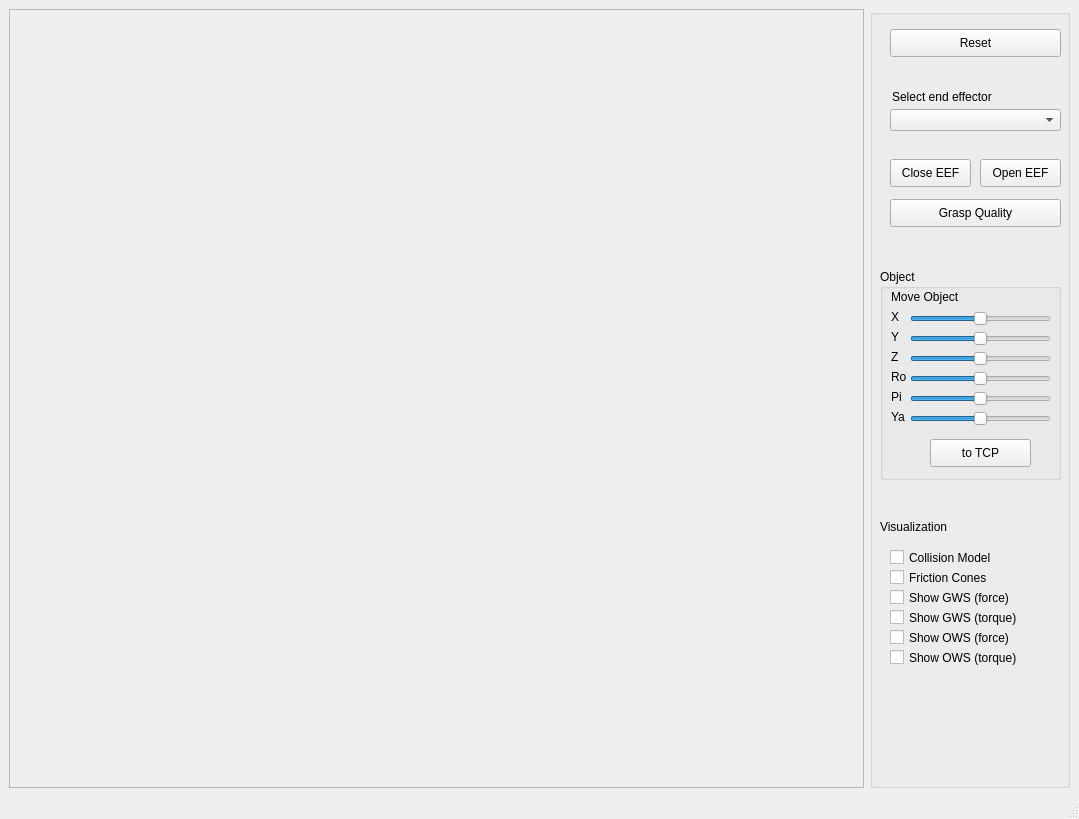
This is GraspPlanning/examples/GraspQuality/GraspQuality.ui in softbankrobotics-research/Simox as Qt 5 draws it before an edit. The edited form follows.
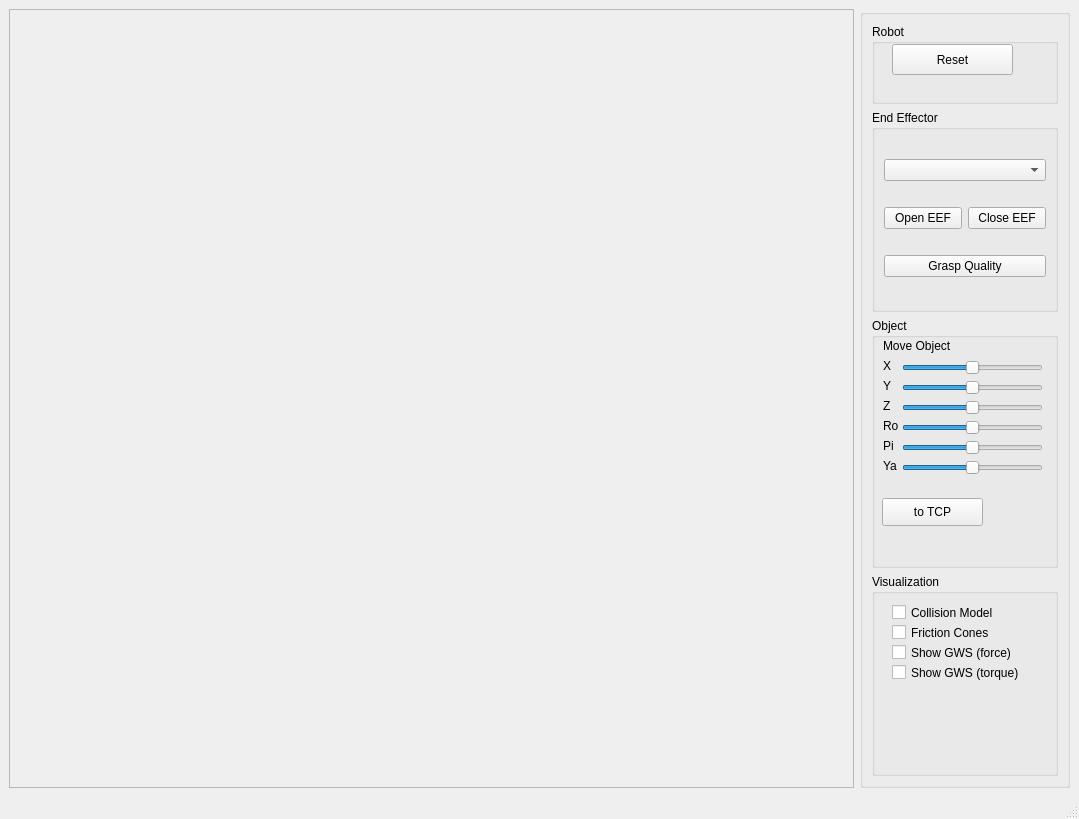
This is the edited form.

Commit message: adapt GraspQuality demo to new gui structure

```diff
--- a/GraspPlanning/examples/GraspQuality/GraspQuality.ui
+++ b/GraspPlanning/examples/GraspQuality/GraspQuality.ui
@@ -27,111 +27,95 @@
     </item>
     <item row="0" column="1">
      <widget class="QGroupBox" name="groupBox">
+      <property name="minimumSize">
+       <size>
+        <width>210</width>
+        <height>0</height>
+       </size>
+      </property>
       <property name="maximumSize">
        <size>
-        <width>200</width>
+        <width>210</width>
         <height>16777215</height>
        </size>
       </property>
       <property name="title">
        <string/>
       </property>
+      <layout class="QVBoxLayout" name="verticalLayout">
+       <item>
+        <widget class="QGroupBox" name="groupBox_4">
+         <property name="maximumSize">
+          <size>
+           <width>16777215</width>
+           <height>80</height>
+          </size>
+         </property>
+         <property name="title">
+          <string>Robot</string>
+         </property>
       <widget class="QPushButton" name="pushButtonReset">
        <property name="geometry">
         <rect>
          <x>20</x>
          <y>20</y>
-         <width>171</width>
-         <height>28</height>
+            <width>121</width>
+            <height>31</height>
         </rect>
        </property>
        <property name="text">
         <string>Reset</string>
        </property>
       </widget>
-      <widget class="QPushButton" name="pushButtonClose">
-       <property name="geometry">
-        <rect>
-         <x>20</x>
-         <y>150</y>
-         <width>81</width>
-         <height>28</height>
-        </rect>
-       </property>
+        </widget>
+       </item>
+       <item>
+        <widget class="QGroupBox" name="groupBox_5">
+         <property name="title">
+          <string>End Effector</string>
+         </property>
+         <layout class="QGridLayout" name="gridLayout_2">
+          <item row="0" column="0">
+           <widget class="QComboBox" name="comboBoxEEF"/>
+          </item>
+          <item row="4" column="0">
+           <widget class="QPushButton" name="pushButtonQuality">
        <property name="text">
-        <string>Close EEF</string>
-       </property>
-      </widget>
+             <string>Grasp Quality</string>
+            </property>
+           </widget>
+          </item>
+          <item row="1" column="0">
+           <layout class="QHBoxLayout" name="horizontalLayout">
+            <property name="spacing">
+             <number>6</number>
+            </property>
+            <item>
       <widget class="QPushButton" name="pushButtonOpen">
-       <property name="geometry">
-        <rect>
-         <x>110</x>
-         <y>150</y>
-         <width>81</width>
-         <height>28</height>
-        </rect>
-       </property>
        <property name="text">
         <string>Open EEF</string>
        </property>
       </widget>
-      <widget class="QLabel" name="label_10">
-       <property name="geometry">
-        <rect>
-         <x>10</x>
-         <y>510</y>
-         <width>81</width>
-         <height>16</height>
-        </rect>
-       </property>
+            </item>
+            <item>
+             <widget class="QPushButton" name="pushButtonClose">
        <property name="text">
-        <string>Visualization</string>
-       </property>
-      </widget>
-      <widget class="QCheckBox" name="checkBoxColModel">
-       <property name="geometry">
-        <rect>
-         <x>20</x>
-         <y>540</y>
-         <width>141</width>
-         <height>17</height>
-        </rect>
-       </property>
-       <property name="text">
-        <string>Collision Model</string>
-       </property>
-      </widget>
-      <widget class="QComboBox" name="comboBoxEEF">
-       <property name="geometry">
-        <rect>
-         <x>20</x>
-         <y>100</y>
-         <width>171</width>
-         <height>22</height>
-        </rect>
-       </property>
-      </widget>
-      <widget class="QLabel" name="label">
-       <property name="geometry">
-        <rect>
-         <x>22</x>
-         <y>80</y>
-         <width>151</width>
-         <height>16</height>
-        </rect>
-       </property>
-       <property name="text">
-        <string>Select end effector</string>
-       </property>
-      </widget>
+               <string>Close EEF</string>
+              </property>
+             </widget>
+            </item>
+           </layout>
+          </item>
+         </layout>
+        </widget>
+       </item>
+       <item>
       <widget class="QGroupBox" name="groupBox_2">
-       <property name="geometry">
-        <rect>
-         <x>10</x>
-         <y>260</y>
-         <width>181</width>
-         <height>211</height>
-        </rect>
+         <property name="minimumSize">
+          <size>
+           <width>0</width>
+           <height>250</height>
+          </size>
        </property>
        <property name="title">
         <string>Object</string>
@@ -173,7 +157,7 @@
          <rect>
           <x>11</x>
           <y>20</y>
-          <width>81</width>
+            <width>151</width>
           <height>16</height>
          </rect>
         </property>
@@ -344,8 +328,8 @@
        <widget class="QPushButton" name="pushButtonToTCP">
         <property name="geometry">
          <rect>
-          <x>50</x>
-          <y>170</y>
+            <x>10</x>
+            <y>180</y>
           <width>101</width>
           <height>28</height>
          </rect>
@@ -355,11 +339,36 @@
         </property>
        </widget>
       </widget>
+       </item>
+       <item>
+        <widget class="QGroupBox" name="groupBox_3">
+         <property name="minimumSize">
+          <size>
+           <width>0</width>
+           <height>100</height>
+          </size>
+         </property>
+         <property name="title">
+          <string>Visualization</string>
+         </property>
+         <widget class="QCheckBox" name="checkBoxColModel">
+          <property name="geometry">
+           <rect>
+            <x>20</x>
+            <y>30</y>
+            <width>141</width>
+            <height>17</height>
+           </rect>
+          </property>
+          <property name="text">
+           <string>Collision Model</string>
+          </property>
+         </widget>
       <widget class="QCheckBox" name="checkBoxCones">
        <property name="geometry">
         <rect>
          <x>20</x>
-         <y>560</y>
+            <y>50</y>
          <width>141</width>
          <height>17</height>
         </rect>
@@ -368,24 +377,11 @@
         <string>Friction Cones</string>
        </property>
       </widget>
-      <widget class="QPushButton" name="pushButtonQuality">
-       <property name="geometry">
-        <rect>
-         <x>20</x>
-         <y>190</y>
-         <width>171</width>
-         <height>28</height>
-        </rect>
-       </property>
-       <property name="text">
-        <string>Grasp Quality</string>
-       </property>
-      </widget>
       <widget class="QCheckBox" name="checkBoxGWS1">
        <property name="geometry">
         <rect>
          <x>20</x>
-         <y>580</y>
+            <y>70</y>
          <width>161</width>
          <height>17</height>
         </rect>
@@ -398,7 +394,7 @@
        <property name="geometry">
         <rect>
          <x>20</x>
-         <y>600</y>
+            <y>90</y>
          <width>161</width>
          <height>17</height>
         </rect>
@@ -407,32 +403,9 @@
         <string>Show GWS (torque)</string>
        </property>
       </widget>
-      <widget class="QCheckBox" name="checkBoxOWS2">
-       <property name="geometry">
-        <rect>
-         <x>20</x>
-         <y>640</y>
-         <width>171</width>
-         <height>17</height>
-        </rect>
-       </property>
-       <property name="text">
-        <string>Show OWS (torque)</string>
-       </property>
-      </widget>
-      <widget class="QCheckBox" name="checkBoxOWS1">
-       <property name="geometry">
-        <rect>
-         <x>20</x>
-         <y>620</y>
-         <width>161</width>
-         <height>17</height>
-        </rect>
-       </property>
-       <property name="text">
-        <string>Show OWS (force)</string>
-       </property>
-      </widget>
+        </widget>
+       </item>
+      </layout>
      </widget>
     </item>
    </layout>
```
Lines whose indentation alone changed are shown as unchanged. The commit also changes 12 other files.
